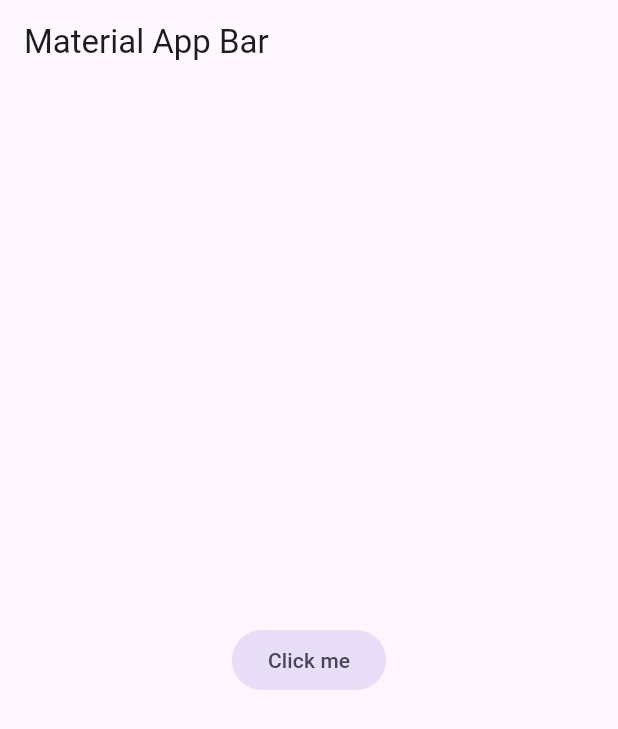
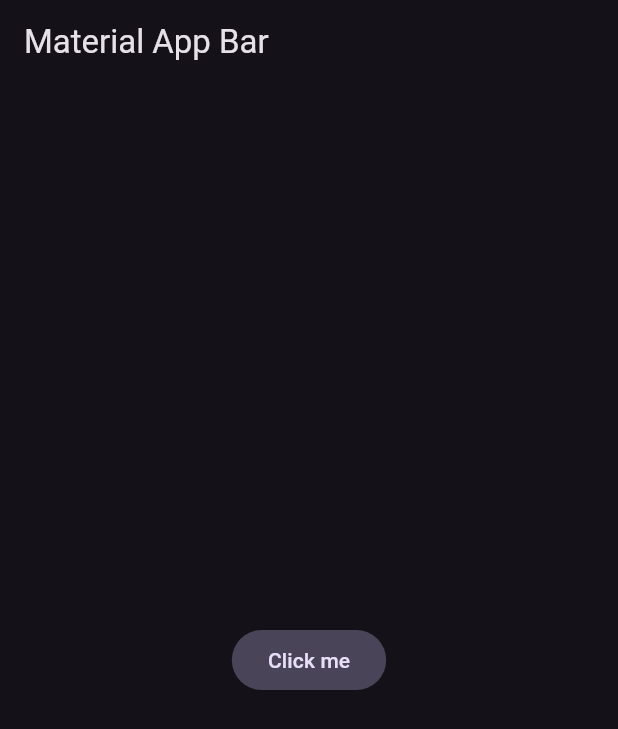
Before and after one commit to Kanicbay/Flutter-Learning, a Flutter app: the screen it shows after launch, on a phone screen of 412 x 824 dp. Shown: the top 729 px of the screen. Run offline on Flutter 3.47's test engine with Material 3 defaults, Android fonts, the phone set to English and light mode, and no system bars.

Commit message:
feat(Flutter yes_no_app): custom themes
Use a file for custom themes

Brian Coyago

```diff
--- /dev/null
+++ b/Flutter/yes_no_app/lib/config/theme/app_theme.dart
@@ -0,0 +1,30 @@
+import 'package:flutter/material.dart';
+
+const Color _customColor = Color(0xFF5C11D4);
+
+const List<Color> _colorThemes = [
+  _customColor,
+  Colors.blue,
+  Colors.teal,
+  Colors.green,
+  Colors.yellow,
+  Colors.orange,
+  Colors.pink,
+];
+
+class AppTheme {
+  final int selectedColor;
+
+  AppTheme({this.selectedColor = 0})
+    : assert(
+        selectedColor >= 0 && selectedColor <= _colorThemes.length - 1,
+        'Colors must be between 0 and ${_colorThemes.length}',
+      );
+
+  ThemeData theme() {
+    return ThemeData(
+      colorSchemeSeed: _colorThemes[selectedColor],
+      brightness: Brightness.dark,
+    );
+  }
+}
--- a/Flutter/yes_no_app/lib/main.dart
+++ b/Flutter/yes_no_app/lib/main.dart
@@ -1,4 +1,5 @@
 import 'package:flutter/material.dart';
+import 'package:yes_no_app/config/theme/app_theme.dart';
 
 void main() {
   runApp(const MyApp());
@@ -12,6 +13,7 @@ class MyApp extends StatelessWidget {
     return MaterialApp(
       title: 'Yes No App',
       debugShowCheckedModeBanner: false,
+      theme: AppTheme(selectedColor: 0).theme(),
       home: Scaffold(
         appBar: AppBar(title: const Text('Material App Bar')),
         body: Center(
```
